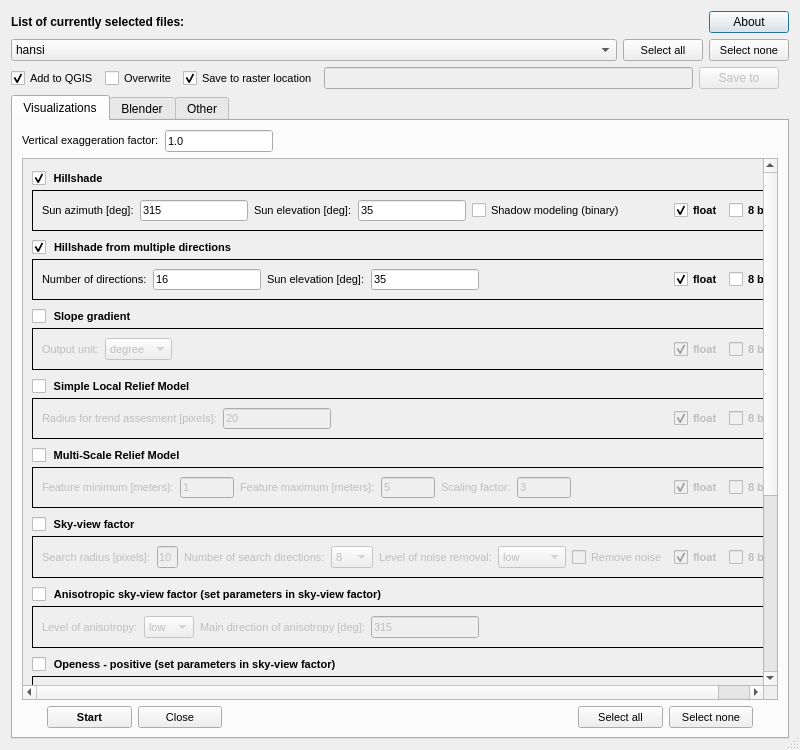
EarthObservation/rvt-qgis, file qrvt_dialog_base.ui: the form before one commit.
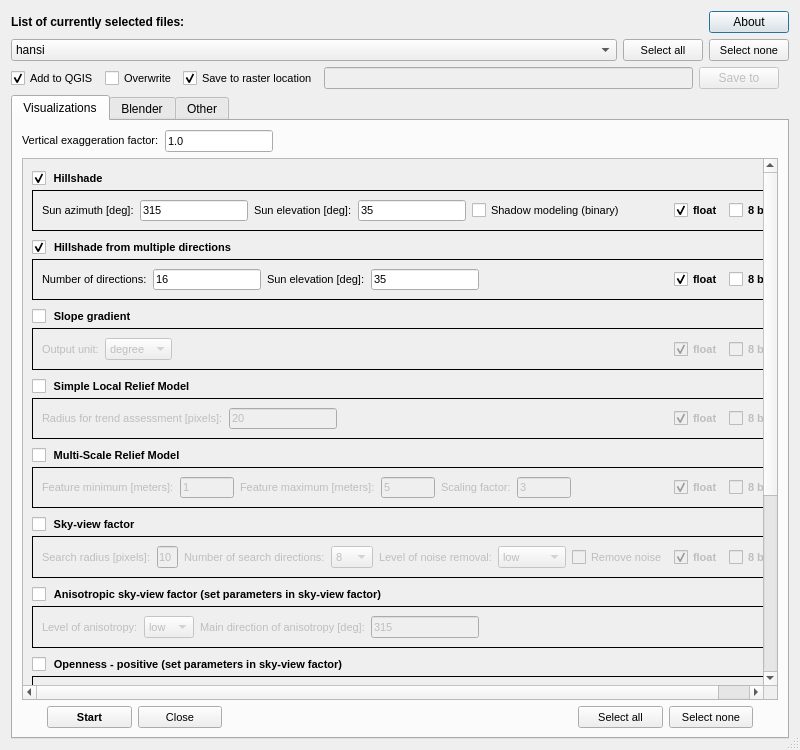
The form after the commit. The open tabs and pages were chosen to show the change. Custom widgets are drawn as their Qt base class.

```diff
--- a/qrvt_dialog_base.ui
+++ b/qrvt_dialog_base.ui
@@ -1016,7 +1016,7 @@
                          </font>
                         </property>
                         <property name="text">
-                         <string>Radius for trend assesment [pixels]:</string>
+                         <string>Radius for trend assessment [pixels]:</string>
                         </property>
                        </widget>
                       </item>
@@ -1820,7 +1820,7 @@
                     <string>positive_openness</string>
                    </property>
                    <property name="title">
-                    <string>Openess - positive (set parameters in sky-view factor)</string>
+                    <string>Openness - positive (set parameters in sky-view factor)</string>
                    </property>
                    <property name="flat">
                     <bool>false</bool>
```
Left out of the diff: 6 changed lines with no effect on the pictures.
